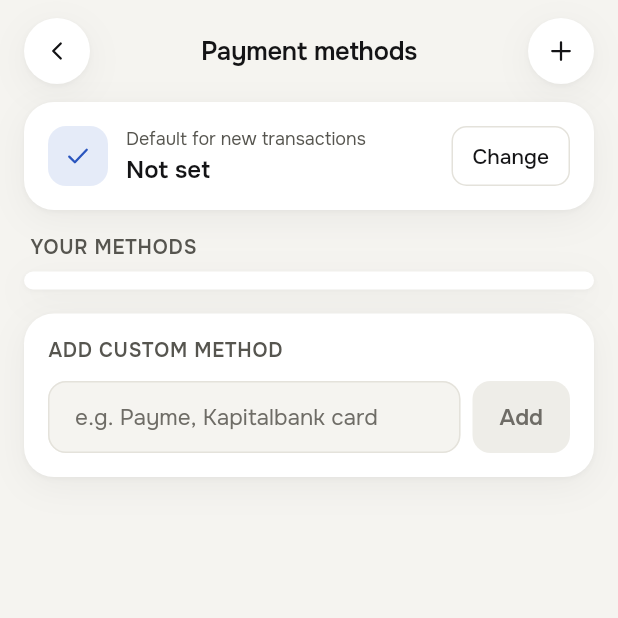
After one commit to Ozodbek4252/personal-finance-app, a Flutter app: the PaymentMethodsPage screen opened by its route, on a phone screen of 412 x 824 dp, the top half of it. The commit adds this screen. Run offline on Flutter 3.47's test engine with Material 3 defaults, Android fonts, the phone set to English and light mode, and no system bars; our stand-ins replace drift, drift_flutter, flutter_riverpod, flutter_svg, go_router, image_picker; accounts and stored records are empty; generated files the repository leaves out were written again; statements that could not run were skipped.

Commit message:
feat(payment_methods): add payment methods management feature with add, edit, and delete functionality

```diff
--- /dev/null
+++ b/lib/features/payment_methods/ui/payment_methods_page.dart
@@ -0,0 +1,542 @@
+import 'package:flutter/material.dart';
+import 'package:flutter_riverpod/flutter_riverpod.dart';
+import 'package:go_router/go_router.dart';
+
+import '../../../core/format/amount_input_formatter.dart';
+import '../../../core/format/money_format.dart';
+import '../../../core/icons/app_icons.dart';
+import '../../../core/theme/app_colors.dart';
+import '../../../core/theme/app_text.dart';
+import '../../../core/theme/app_tokens.dart';
+import '../../../core/time/clock.dart';
+import '../../../core/widgets/app_card.dart';
+import '../../../core/widgets/app_icon.dart';
+import '../../../core/widgets/buttons.dart';
+import '../../../core/widgets/option_sheet.dart';
+import '../../../core/widgets/text_input_dialog.dart';
+import '../../../data/db/app_database.dart';
+import '../../../data/models/display_style.dart';
+import '../../../data/providers/data_providers.dart';
+
+/// Default method, the list of methods, and a field to add a new one.
+class PaymentMethodsPage extends ConsumerStatefulWidget {
+  const PaymentMethodsPage({super.key});
+
+  @override
+  ConsumerState<PaymentMethodsPage> createState() => _PaymentMethodsPageState();
+}
+
+class _PaymentMethodsPageState extends ConsumerState<PaymentMethodsPage> {
+  final _newName = TextEditingController();
+  final _newNameFocus = FocusNode();
+
+  @override
+  void initState() {
+    super.initState();
+    _newName.addListener(() => setState(() {}));
+  }
+
+  @override
+  void dispose() {
+    _newName.dispose();
+    _newNameFocus.dispose();
+    super.dispose();
+  }
+
+  List<PaymentMethodRow> get _methods =>
+      ref.read(paymentMethodsProvider).value ?? const [];
+
+  /// Error for a method name, or null when it is fine.
+  String? _nameError(String text, {int? exceptId}) {
+    final name = text.trim().toLowerCase();
+    if (name.isEmpty) return 'Enter a name';
+    final taken = _methods.any(
+      (m) => m.name.toLowerCase() == name && m.id != exceptId,
+    );
+    return taken ? 'You already have this method' : null;
+  }
+
+  Future<void> _add() async {
+    if (_nameError(_newName.text) != null) return;
+    await ref.read(paymentMethodRepositoryProvider).addCustom(_newName.text);
+    _newName.clear();
+    _newNameFocus.unfocus();
+  }
+
+  Future<void> _changeDefault(int? currentId) async {
+    final picked = await showOptionSheet<int>(
+      context,
+      title: 'Default method',
+      selected: currentId,
+      options: [
+        for (final m in _methods)
+          SheetOption(
+            value: m.id,
+            label: m.name,
+            leading: AppIcon(m.icon, size: 20),
+          ),
+      ],
+    );
+    if (picked != null) {
+      await ref
+          .read(settingsRepositoryProvider)
+          .setDefaultPaymentMethod(picked);
+    }
+  }
+
+  Future<void> _openMethod(PaymentMethodRow m, bool isDefault) async {
+    final balance = ref.read(balancesProvider).value?[m.id] ?? 0;
+    final canRemove = !isDefault && _methods.length > 1;
+    final action = await showOptionSheet<String>(
+      context,
+      title: '${m.name} · ${MoneyFormat.withCurrency(balance)}',
+      options: [
+        if (!isDefault)
+          const SheetOption(
+            value: 'default',
+            label: 'Make default',
+            leading: AppIcon(AppIcons.check, size: 20),
+          ),
+        const SheetOption(
+          value: 'rename',
+          label: 'Rename',
+          leading: AppIcon(AppIcons.pencil, size: 20),
+        ),
+        SheetOption(
+          value: 'opening',
+          label: 'Starting balance',
+          subtitle: MoneyFormat.withCurrency(m.openingBalance),
+          leading: const AppIcon(AppIcons.wallet, size: 20),
+        ),
+        if (canRemove)
+          const SheetOption(
+            value: 'remove',
+            label: 'Remove',
+            leading: AppIcon(AppIcons.trash, size: 20),
+          ),
+      ],
+    );
+    if (!mounted || action == null) return;
+    final repo = ref.read(paymentMethodRepositoryProvider);
+    switch (action) {
+      case 'default':
+        await ref
+            .read(settingsRepositoryProvider)
+            .setDefaultPaymentMethod(m.id);
+      case 'rename':
+        final name = await showTextInputDialog(
+          context,
+          title: 'Rename method',
+          initial: m.name,
+          validate: (t) => _nameError(t, exceptId: m.id),
+        );
+        if (name != null) await repo.rename(m.id, name);
+      case 'opening':
+        final text = await showTextInputDialog(
+          context,
+          title: 'Starting balance',
+          initial: m.openingBalance == 0
+              ? ''
+              : MoneyFormat.amount(m.openingBalance),
+          hint: '0',
+          suffix: MoneyFormat.currency,
+          keyboardType: TextInputType.number,
+          inputFormatters: const [AmountInputFormatter()],
+        );
+        if (text != null) {
+          await repo.setOpeningBalance(m.id, MoneyFormat.parseDigits(text));
+        }
+      case 'remove':
+        await repo.archive(m.id);
+    }
+  }
+
+  @override
+  Widget build(BuildContext context) {
+    final c = context.colors;
+    final methods = ref.watch(paymentMethodsProvider).value ?? const [];
+    final defaultId = ref.watch(currentSettingsProvider).defaultPaymentMethodId;
+    final month = monthStart(ref.watch(clockProvider).now());
+    final counts = <int, int>{};
+    for (final t in ref.watch(monthTransactionsProvider(month)).value ?? []) {
+      counts.update(t.paymentMethod.id, (n) => n + 1, ifAbsent: () => 1);
+    }
+    final defaultMethod = methods.where((m) => m.id == defaultId).firstOrNull;
+    final addError = _newName.text.trim().isEmpty
+        ? null
+        : _nameError(_newName.text);
+
+    return Scaffold(
+      body: SafeArea(
+        child: Column(
+          children: [
+            _Header(
+              onBack: () => context.pop(),
+              onAdd: () => _newNameFocus.requestFocus(),
+            ),
+            Expanded(
+              child: ListView(
+                padding: const EdgeInsets.fromLTRB(16, 4, 16, 28),
+                children: [
+                  AppCard(
+                    child: Row(
+                      children: [
+                        Container(
+                          width: 40,
+                          height: 40,
+                          alignment: Alignment.center,
+                          decoration: BoxDecoration(
+                            color: c.savingsSoft,
+                            borderRadius: BorderRadius.circular(12),
+                          ),
+                          child: AppIcon(AppIcons.check, color: c.savings),
+                        ),
+                        const SizedBox(width: 12),
+                        Expanded(
+                          child: Column(
+                            crossAxisAlignment: CrossAxisAlignment.start,
+                            children: [
+                              Text(
+                                'Default for new transactions',
+                                style: AppText.small12Regular.copyWith(
+                                  color: c.textSecondary,
+                                ),
+                              ),
+                              const SizedBox(height: 2),
+                              Text(
+                                defaultMethod?.name ?? 'Not set',
+                                style: AppText.body16Strong,
+                              ),
+                            ],
+                          ),
+                        ),
+                        _OutlinedSmall(
+                          label: 'Change',
+                          onTap: () => _changeDefault(defaultId),
+                        ),
+                      ],
+                    ),
+                  ),
+                  const SizedBox(height: 16),
+                  Padding(
+                    padding: const EdgeInsets.fromLTRB(4, 0, 4, 8),
+                    child: Text(
+                      'YOUR METHODS',
+                      style: AppText.overline13.copyWith(
+                        color: c.textSecondary,
+                      ),
+                    ),
+                  ),
+                  AppCard(
+                    padding: const EdgeInsets.symmetric(
+                      horizontal: 16,
+                      vertical: 6,
+                    ),
+                    child: Column(
+                      children: [
+                        for (final (i, m) in methods.indexed)
+                          _MethodRow(
+                            method: m,
+                            count: counts[m.id] ?? 0,
+                            isDefault: m.id == defaultId,
+                            showDivider: i > 0,
+                            onTap: () => _openMethod(m, m.id == defaultId),
+                          ),
+                      ],
+                    ),
+                  ),
+                  const SizedBox(height: 16),
+                  AppCard(
+                    child: Column(
+                      crossAxisAlignment: CrossAxisAlignment.stretch,
+                      children: [
+                        Text(
+                          'ADD CUSTOM METHOD',
+                          style: AppText.overline13.copyWith(
+                            color: c.textSecondary,
+                          ),
+                        ),
+                        const SizedBox(height: 12),
+                        Row(
+                          crossAxisAlignment: CrossAxisAlignment.start,
+                          children: [
+                            Expanded(
+                              child: TextField(
+                                controller: _newName,
+                                focusNode: _newNameFocus,
+                                maxLength: 40,
+                                textCapitalization:
+                                    TextCapitalization.sentences,
+                                onSubmitted: (_) => _add(),
+                                style: AppText.body15Regular,
+                                decoration: InputDecoration(
+                                  counterText: '',
+                                  hintText: 'e.g. Payme, Kapitalbank card',
+                                  hintStyle: AppText.body15Regular.copyWith(
+                                    color: c.textTertiary,
+                                  ),
+                                  errorText: addError,
+                                  filled: true,
+                                  fillColor: c.background,
+                                  contentPadding: const EdgeInsets.symmetric(
+                                    horizontal: 14,
+                                    vertical: 14,
+                                  ),
+                                  border: _border(c.divider),
+                                  enabledBorder: _border(c.divider),
+                                  focusedBorder: _border(c.textPrimary),
+                                ),
+                              ),
+                            ),
+                            const SizedBox(width: 8),
+                            _AddButton(
+                              onTap:
+                                  _newName.text.trim().isEmpty ||
+                                      addError != null
+                                  ? null
+                                  : _add,
+                            ),
+                          ],
+                        ),
+                      ],
+                    ),
+                  ),
+                ],
+              ),
+            ),
+          ],
+        ),
+      ),
+    );
+  }
+
+  static OutlineInputBorder _border(Color color) => OutlineInputBorder(
+    borderRadius: BorderRadius.circular(12),
+    borderSide: BorderSide(color: color),
+  );
+}
+
+class _Header extends StatelessWidget {
+  const _Header({required this.onBack, required this.onAdd});
+
+  final VoidCallback onBack;
+  final VoidCallback onAdd;
+
+  @override
+  Widget build(BuildContext context) {
+    return ConstrainedBox(
+      constraints: const BoxConstraints(minHeight: 64),
+      child: Padding(
+        padding: const EdgeInsets.fromLTRB(16, 12, 16, 8),
+        child: Row(
+          children: [
+            SizedBox(
+              width: 100,
+              child: Align(
+                alignment: Alignment.centerLeft,
+                child: CircleIconButton.raised(
+                  icon: AppIcons.chevronLeft,
+                  semanticLabel: 'Back',
+                  onTap: onBack,
+                ),
+              ),
+            ),
+            Expanded(
+              child: Semantics(
+                header: true,
+                child: Text(
+                  'Payment methods',
+                  textAlign: TextAlign.center,
+                  style: AppText.heading17,
+                ),
+              ),
+            ),
+            SizedBox(
+              width: 100,
+              child: Align(
+                alignment: Alignment.centerRight,
+                child: CircleIconButton.raised(
+                  icon: AppIcons.plus,
+                  semanticLabel: 'Add payment method',
+                  onTap: onAdd,
+                ),
+              ),
+            ),
+          ],
+        ),
+      ),
+    );
+  }
+}
+
+class _MethodRow extends StatelessWidget {
+  const _MethodRow({
+    required this.method,
+    required this.count,
+    required this.isDefault,
+    required this.showDivider,
+    required this.onTap,
+  });
+
+  final PaymentMethodRow method;
+  final int count;
+  final bool isDefault;
+  final bool showDivider;
+  final VoidCallback onTap;
+
+  @override
+  Widget build(BuildContext context) {
+    final c = context.colors;
+    final badge = isDefault
+        ? ('Default', c.savings, c.savingsSoft)
+        : method.isCustom
+        ? ('Custom', c.textSecondary, c.surfaceMuted)
+        : null;
+    return Semantics(
+      container: true,
+      button: true,
+      child: InkWell(
+        onTap: onTap,
+        child: Container(
+          constraints: const BoxConstraints(minHeight: 60),
+          padding: const EdgeInsets.symmetric(vertical: 10),
+          decoration: BoxDecoration(
+            border: showDivider
+                ? Border(top: BorderSide(color: c.divider))
+                : null,
+          ),
+          child: Row(
+            children: [
+              Container(
+                width: 40,
+                height: 40,
+                alignment: Alignment.center,
+                decoration: BoxDecoration(
+                  color: c.surfaceMuted,
+                  borderRadius: BorderRadius.circular(12),
+                ),
+                child: AppIcon(method.icon),
+              ),
+              const SizedBox(width: 12),
+              Expanded(
+                child: Column(
+                  crossAxisAlignment: CrossAxisAlignment.start,
+                  children: [
+                    Text(method.name, style: AppText.body15),
+                    const SizedBox(height: 2),
+                    Text(
+                      count == 0
+                          ? 'None this month'
+                          : '$count ${count == 1 ? 'transaction' : 'transactions'} '
+                                'this month',
+                      style: AppText.small12Regular.copyWith(
+                        color: c.textTertiary,
+                      ),
+                    ),
+                  ],
+                ),
+              ),
+              if (badge case (final text, final fg, final bg)) ...[
+                Container(
+                  padding: const EdgeInsets.symmetric(
+                    horizontal: 7,
+                    vertical: 3,
+                  ),
+                  decoration: BoxDecoration(
+                    color: bg,
+                    borderRadius: BorderRadius.circular(6),
+                  ),
+                  child: Text(
+                    text,
+                    style: AppText.tiny11Strong.copyWith(color: fg),
+                  ),
+                ),
+                const SizedBox(width: 12),
+              ],
+              AppIcon(AppIcons.chevronRight, size: 18, color: c.textTertiary),
+            ],
+          ),
+        ),
+      ),
+    );
+  }
+}
+
+class _OutlinedSmall extends StatelessWidget {
+  const _OutlinedSmall({required this.label, required this.onTap});
+
+  final String label;
+  final VoidCallback onTap;
+
+  @override
+  Widget build(BuildContext context) {
+    final c = context.colors;
+    final shape = RoundedRectangleBorder(
+      borderRadius: BorderRadius.circular(10),
+      side: BorderSide(color: c.divider),
+    );
+    return Semantics(
+      container: true,
+      button: true,
+      child: Material(
+        color: c.surface,
+        shape: shape,
+        child: InkWell(
+          onTap: onTap,
+          customBorder: shape,
+          child: SizedBox(
+            height: 40,
+            child: Padding(
+              padding: const EdgeInsets.symmetric(horizontal: 14),
+              child: Center(
+                widthFactor: 1,
+                child: Text(label, style: AppText.label14),
+              ),
+            ),
+          ),
+        ),
+      ),
+    );
+  }
+}
+
+class _AddButton extends StatelessWidget {
+  const _AddButton({required this.onTap});
+
+  final VoidCallback? onTap;
+
+  @override
+  Widget build(BuildContext context) {
+    final c = context.colors;
+    final enabled = onTap != null;
+    final radius = BorderRadius.circular(AppRadius.small);
+    return Semantics(
+      container: true,
+      button: true,
+      enabled: enabled,
+      child: Material(
+        color: enabled ? c.primary : c.surfaceMuted,
+        borderRadius: radius,
+        child: InkWell(
+          onTap: onTap,
+          borderRadius: radius,
+          child: SizedBox(
+            height: 48,
+            child: Padding(
+              padding: const EdgeInsets.symmetric(horizontal: 18),
+              child: Center(
+                widthFactor: 1,
+                child: Text(
+                  'Add',
+                  style: AppText.body15Strong.copyWith(
+                    color: enabled ? c.onPrimary : c.textTertiary,
+                  ),
+                ),
+              ),
+            ),
+          ),
+        ),
+      ),
+    );
+  }
+}
```
Also changed, not shown: lib/core/widgets/text_input_dialog.dart (added, +108 -0 lines), lib/features/add_transaction/ui/add_transaction_page.dart (+10 -0 lines), lib/router.dart (+7 -0 lines), 1 other file.
